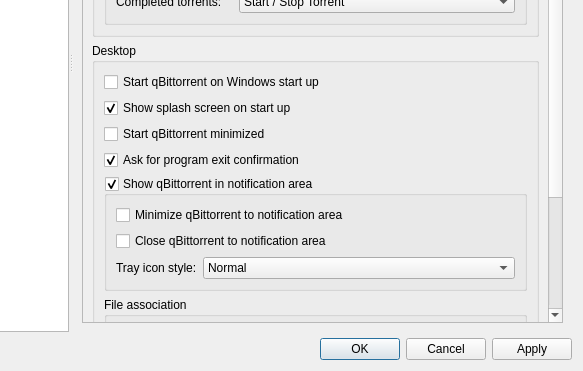
Above: src/gui/options.ui from qbittorrent/qBittorrent before the change; both pictures show x 196 to 779 and y 220 to 591 of the 779 by 591 pixel window. Below: the same form after it.
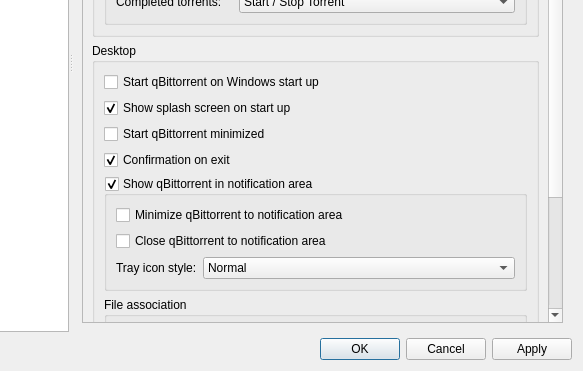
That is the form after the change. Icons and pictures are not drawn.

Commit message: Honor program exit confirmation settings whether there are active torrents or not

```diff
--- a/src/gui/options.ui
+++ b/src/gui/options.ui
@@ -380,7 +380,7 @@
                <item>
                 <widget class="QCheckBox" name="checkProgramExitConfirm">
                  <property name="text">
-                  <string>Ask for program exit confirmation</string>
+                  <string>Confirmation on exit</string>
                  </property>
                  <property name="checked">
                   <bool>true</bool>
```
The commit also changes 1 other file.
